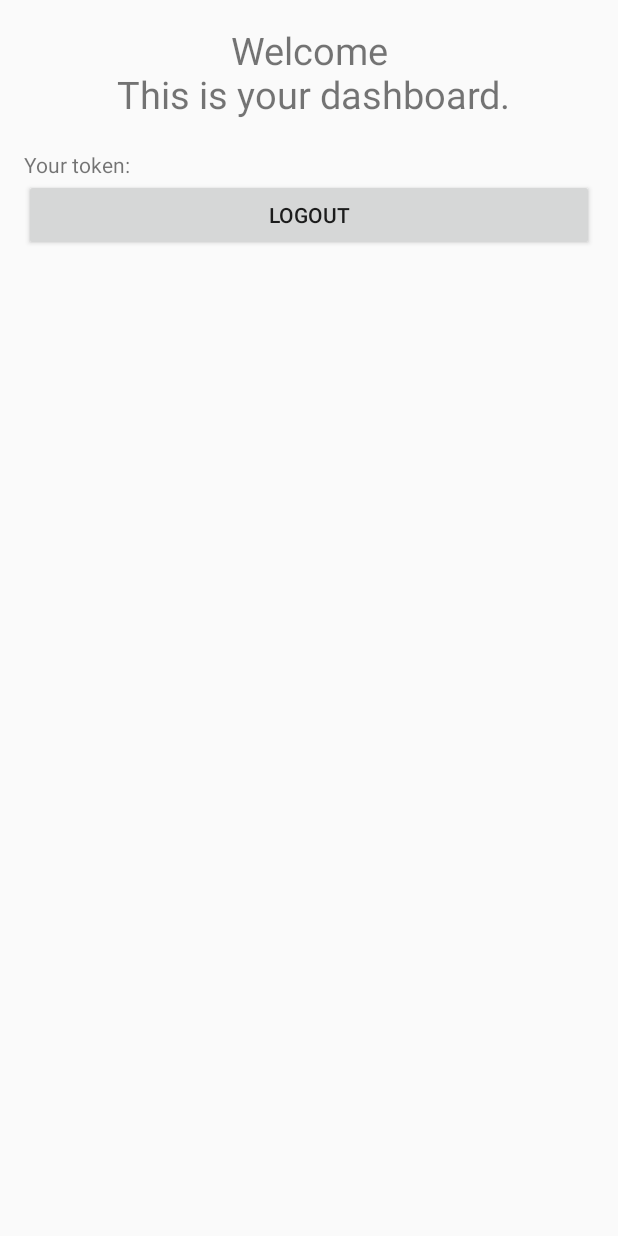
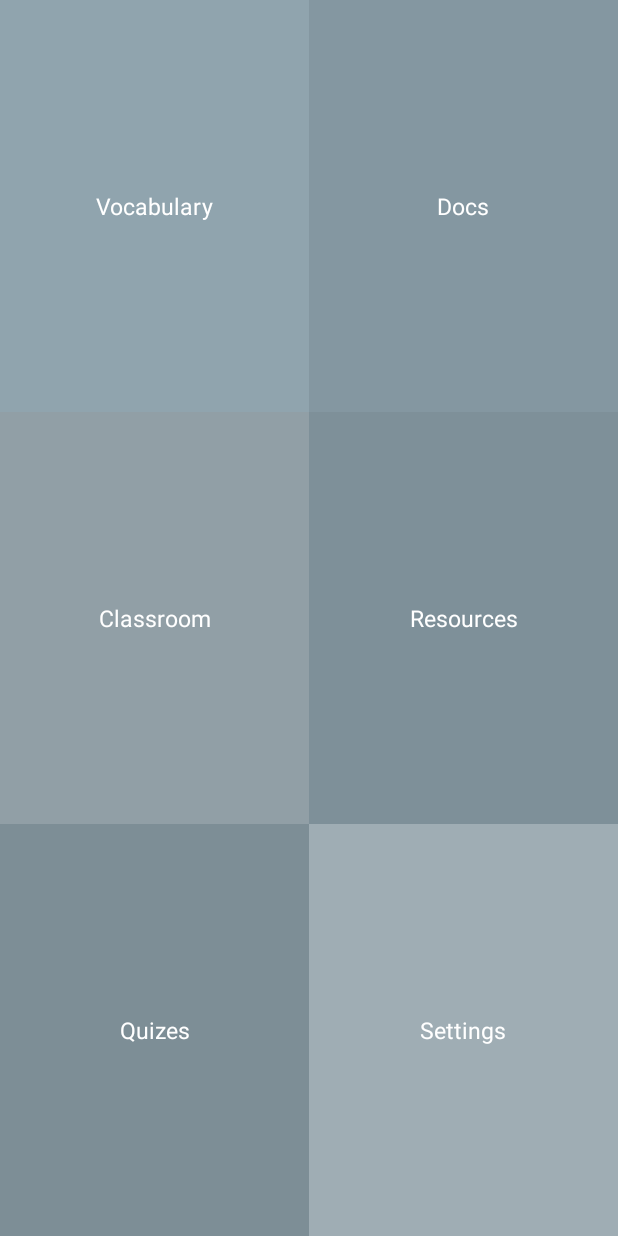
Before and after one commit to gigantohmath/IpClub, an Android app: the layout activity_dashboard.xml on its own in the app's theme, with its tools: preview values and no code run, on a phone screen of 412 x 824 dp. Run offline under Robolectric (Android 15) with nearby library versions, the phone set to English and light mode, and no system bars; network calls fail.

Commit message:
dashboard + vocabulary

```diff
--- a/app/build.gradle
+++ b/app/build.gradle
@@ -27,4 +27,6 @@ dependencies {
     compile group: 'com.google.code.gson', name: 'gson', version: '2.6.2'
     compile 'com.android.volley:volley:1.0.0'
     compile 'cn.pedant.sweetalert:library:1.3'
+    compile 'com.android.support:cardview-v7:24.0.+'
+    compile 'com.android.support:recyclerview-v7:24.0.+'
 }
--- a/app/src/main/AndroidManifest.xml
+++ b/app/src/main/AndroidManifest.xml
@@ -16,11 +16,11 @@
         <activity android:name=".MainActivity">
             <intent-filter>
                 <action android:name="android.intent.action.MAIN" />
-
                 <category android:name="android.intent.category.LAUNCHER" />
             </intent-filter>
         </activity>
-        <activity android:name=".Dashboard"></activity>
+        <activity android:name=".Dashboard" android:label="Dashboard"/>
+        <activity android:name=".Vocabulary" android:label="Vocabulary"></activity>
     </application>
 
 </manifest>
--- a/app/src/main/res/layout/activity_dashboard.xml
+++ b/app/src/main/res/layout/activity_dashboard.xml
@@ -3,13 +3,9 @@
     xmlns:tools="http://schemas.android.com/tools"
     android:layout_width="match_parent"
     android:layout_height="match_parent"
-    android:paddingBottom="@dimen/activity_vertical_margin"
-    android:paddingLeft="@dimen/activity_horizontal_margin"
-    android:paddingRight="@dimen/activity_horizontal_margin"
-    android:paddingTop="@dimen/activity_vertical_margin"
     android:orientation="vertical"
     tools:context="ipclub.com.ipclub.Dashboard">
-
+<!--
     <TextView
         android:layout_width="match_parent"
         android:layout_height="wrap_content"
@@ -30,5 +26,139 @@
         android:layout_gravity="bottom"
         android:onClick="logout"
         android:text="LogOut"/>
+        -->
+    <LinearLayout
+        android:layout_width="match_parent"
+        android:layout_weight="1"
+        android:orientation="horizontal"
+        android:layout_height="match_parent">
+
+        <LinearLayout
+            android:layout_width="match_parent"
+            android:layout_weight="1"
+            android:orientation="vertical"
+            android:background="@color/menuBg1"
+            android:gravity="center"
+            android:clickable="true"
+            android:onClick="goTo"
+            android:id="@+id/vocabulary"
+            android:layout_gravity="center_vertical"
+            android:layout_height="match_parent">
+
+            <TextView
+                android:layout_width="match_parent"
+                android:layout_height="wrap_content"
+                android:gravity="center"
+                android:textColor="@color/white"
+                android:textSize="15dp"
+                android:text="Vocabulary"/>
+        </LinearLayout>
+
+        <LinearLayout
+            android:layout_width="match_parent"
+            android:layout_weight="1"
+            android:orientation="vertical"
+            android:gravity="center"
+            android:background="@color/menuBg2"
+            android:layout_gravity="center_vertical"
+            android:layout_height="match_parent">
+
+            <TextView
+                android:layout_width="match_parent"
+                android:layout_height="wrap_content"
+                android:gravity="center"
+                android:textSize="15dp"
+                android:textColor="@color/white"
+                android:text="Docs"/>
+        </LinearLayout>
+
+    </LinearLayout>
+
+    <LinearLayout
+        android:layout_width="match_parent"
+        android:layout_weight="1"
+        android:layout_height="match_parent">
+
+        <LinearLayout
+            android:layout_width="match_parent"
+            android:layout_weight="1"
+            android:orientation="vertical"
+            android:gravity="center"
+            android:background="@color/menuBg3"
+            android:layout_gravity="center_vertical"
+            android:layout_height="match_parent">
+
+            <TextView
+                android:layout_width="match_parent"
+                android:layout_height="wrap_content"
+                android:gravity="center"
+                android:textColor="@color/white"
+                android:textSize="15dp"
+                android:text="Classroom"/>
+        </LinearLayout>
+
+        <LinearLayout
+            android:layout_width="match_parent"
+            android:layout_weight="1"
+            android:orientation="vertical"
+            android:gravity="center"
+            android:background="@color/menuBg4"
+            android:layout_gravity="center_vertical"
+            android:layout_height="match_parent">
+
+            <TextView
+                android:layout_width="match_parent"
+                android:layout_height="wrap_content"
+                android:gravity="center"
+                android:textSize="15dp"
+                android:textColor="@color/white"
+                android:text="Resources"/>
+        </LinearLayout>
+
+    </LinearLayout>
+    <LinearLayout
+        android:layout_width="match_parent"
+        android:layout_weight="1"
+        android:layout_height="match_parent">
+
+        <LinearLayout
+            android:layout_width="match_parent"
+            android:layout_weight="1"
+            android:orientation="vertical"
+            android:gravity="center"
+            android:background="@color/menuBg5"
+            android:layout_gravity="center_vertical"
+            android:layout_height="match_parent">
+
+            <TextView
+                android:layout_width="match_parent"
+                android:layout_height="wrap_content"
+                android:gravity="center"
+                android:textColor="@color/white"
+                android:textSize="15dp"
+                android:text="Quizes"/>
+        </LinearLayout>
+
+        <LinearLayout
+            android:layout_width="match_parent"
+            android:layout_weight="1"
+            android:orientation="vertical"
+            android:background="@color/menuBg6"
+            android:gravity="center"
+            android:layout_gravity="center_vertical"
+            android:layout_height="match_parent">
+
+            <TextView
+                android:layout_width="match_parent"
+                android:layout_height="wrap_content"
+                android:gravity="center"
+                android:textColor="@color/white"
+                android:textSize="15dp"
+                android:text="Settings"/>
+        </LinearLayout>
+
+    </LinearLayout>
+
+
 
 </LinearLayout>
--- a/app/src/main/res/values/colors.xml
+++ b/app/src/main/res/values/colors.xml
@@ -7,4 +7,12 @@
     <color name="btnGreen">#439a46</color>
     <color name="btnGreenLi">#70ba72</color>
     <color name="white">#ffffff</color>
+    <color name="menuColor">#2196f3</color>
+    <color name="menuBg1">#90A4AE</color>
+    <color name="menuBg2">#8497a1</color>
+    <color name="menuBg3">#919fa6</color>
+    <color name="menuBg4">#7e9099</color>
+    <color name="menuBg5">#7d8e96</color>
+    <color name="menuBg6">#9fadb4</color>
+    <color name="menuBg7">#6d7e86</color>
 </resources>
```
Also changed, not shown: app/src/main/java/ipclub/com/ipclub/CustomAdapter.java (added, +65 -0 lines), app/src/main/java/ipclub/com/ipclub/Dashboard.java (+14 -2 lines), app/src/main/java/ipclub/com/ipclub/Vocabulary.java (added, +126 -0 lines), app/src/main/res/drawable/menu_ress.xml (added, +14 -0 lines), app/src/main/res/layout/activity_vocabulary.xml (added, +19 -0 lines), app/src/main/res/layout/cards_layout.xml (added, +42 -0 lines).
